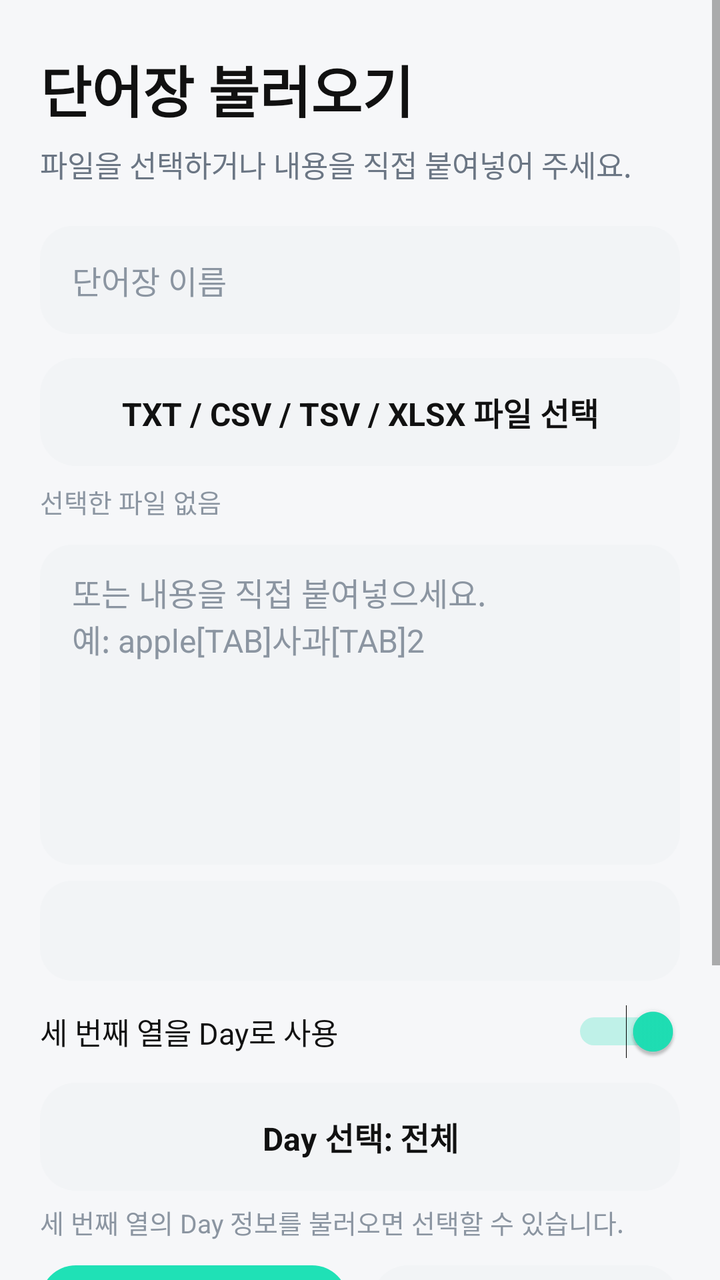
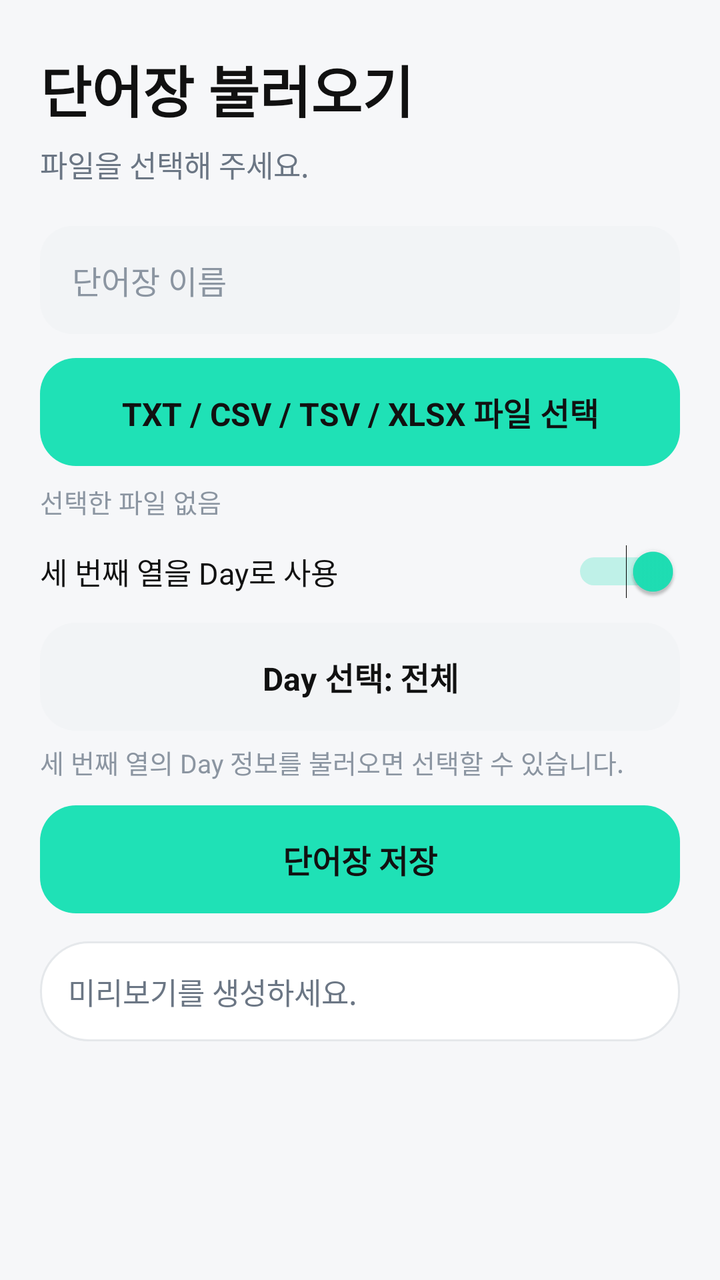

The first picture is an Android layout as it rendered before a commit; the second is the same layout after the commit. The layout source and the unified diff follow.
<!-- AndroidManifest.xml: application theme AppTheme -->
<!-- res/layout/activity_import.xml -->
<?xml version="1.0" encoding="utf-8"?>
<ScrollView xmlns:android="http://schemas.android.com/apk/res/android"
    android:layout_width="match_parent"
    android:layout_height="match_parent"
    android:background="@color/background"
    android:fillViewport="true">

    <LinearLayout
        android:layout_width="match_parent"
        android:layout_height="wrap_content"
        android:orientation="vertical"
        android:paddingStart="20dp"
        android:paddingTop="24dp"
        android:paddingEnd="20dp"
        android:paddingBottom="24dp">

        <TextView
            android:id="@+id/importTitle"
            style="@style/TitleText"
            android:layout_width="wrap_content"
            android:layout_height="wrap_content"
            android:text="@string/ui_c0673beaa4fd" />

        <TextView
            android:id="@+id/importDescription"
            style="@style/BodyText"
            android:layout_width="match_parent"
            android:layout_height="wrap_content"
            android:layout_marginTop="6dp"
            android:text="@string/ui_1a2d58dc2995" />

        <EditText
            android:id="@+id/bookNameInput"
            style="@style/InputField"
            android:layout_width="match_parent"
            android:layout_height="wrap_content"
            android:layout_marginTop="20dp"
            android:hint="@string/ui_0d7b33c6fd8a"
            android:singleLine="true" />

        <Button
            android:id="@+id/chooseFileButton"
            style="@style/SecondaryButton"
            android:layout_width="match_parent"
            android:layout_height="wrap_content"
            android:layout_marginTop="12dp"
            android:text="@string/ui_f78880e03b3a" />

        <TextView
            android:id="@+id/selectedFileText"
            style="@style/CaptionText"
            android:layout_width="match_parent"
            android:layout_height="wrap_content"
            android:layout_marginTop="8dp"
            android:text="@string/ui_17eba712d3e6" />

        <EditText
            android:id="@+id/importTextInput"
            style="@style/InputField"
            android:layout_width="match_parent"
            android:layout_height="160dp"
            android:layout_marginTop="12dp"
            android:gravity="top|start"
            android:hint="@string/ui_ca2d839b99ff"
            android:inputType="textMultiLine"
            android:scrollbars="vertical" />

        <Spinner
            android:id="@+id/delimiterSpinner"
            android:layout_width="match_parent"
            android:layout_height="50dp"
            android:layout_marginTop="8dp"
            android:background="@drawable/bg_input"
            android:paddingStart="12dp"
            android:paddingEnd="12dp" />

        <Switch
            android:id="@+id/useDayColumnSwitch"
            android:layout_width="match_parent"
            android:layout_height="wrap_content"
            android:layout_marginTop="12dp"
            android:checked="true"
            android:text="@string/ui_a1f70d1fecd3"
            android:textColor="@color/text_primary"
            android:textSize="15sp" />

        <Button
            android:id="@+id/dayFilterButton"
            style="@style/SecondaryButton"
            android:layout_width="match_parent"
            android:layout_height="wrap_content"
            android:layout_marginTop="12dp"
            android:enabled="false"
            android:text="@string/ui_65a4ffcb1f65" />

        <TextView
            android:id="@+id/daySelectionText"
            style="@style/CaptionText"
            android:layout_width="match_parent"
            android:layout_height="wrap_content"
            android:layout_marginTop="6dp"
            android:text="@string/ui_9d72c91ea0ad" />

        <LinearLayout
            android:layout_width="match_parent"
            android:layout_height="wrap_content"
            android:layout_marginTop="12dp"
            android:orientation="horizontal">

            <Button
                android:id="@+id/parseButton"
                style="@style/PrimaryButton"
                android:layout_width="0dp"
                android:layout_height="wrap_content"
                android:layout_marginEnd="6dp"
                android:layout_weight="1"
                android:text="@string/ui_2f1c9d7bd87a" />

            <Button
                android:id="@+id/clearImportButton"
                style="@style/SecondaryButton"
                android:layout_width="0dp"
                android:layout_height="wrap_content"
                android:layout_marginStart="6dp"
                android:layout_weight="1"
                android:text="@string/ui_ff75b4ff2463" />
        </LinearLayout>

        <Button
            android:id="@+id/saveImportButton"
            style="@style/PrimaryButton"
            android:layout_width="match_parent"
            android:layout_height="wrap_content"
            android:layout_marginTop="12dp"
            android:text="@string/ui_a8d1cf734a34" />

        <TextView
            android:id="@+id/importSummary"
            style="@style/BodyText"
            android:layout_width="match_parent"
            android:layout_height="wrap_content"
            android:layout_marginTop="14dp"
            android:background="@drawable/bg_card"
            android:padding="14dp"
            android:text="@string/ui_6072a8450289" />

        <LinearLayout
            android:id="@+id/previewContainer"
            android:layout_width="match_parent"
            android:layout_height="wrap_content"
            android:layout_marginTop="8dp"
            android:orientation="vertical" />
    </LinearLayout>
</ScrollView>
<!-- resources referenced by this layout -->
<resources>
  <color name="background">#F6F7F9</color>
  <color name="text_primary">#111111</color>
  <!-- drawable bg_card (drawable) -->
  <?xml version="1.0" encoding="utf-8"?>
  <shape xmlns:android="http://schemas.android.com/apk/res/android" android:shape="rectangle">
      <solid android:color="@color/surface" />
      <corners android:radius="24dp" />
      <stroke android:width="1dp" android:color="@color/border" />
      <padding android:left="20dp" android:top="20dp" android:right="20dp" android:bottom="20dp" />
  </shape>
  <string name="ui_0d7b33c6fd8a">단어장 이름</string>
  <string name="ui_17eba712d3e6">선택한 파일 없음</string>
  <string name="ui_1a2d58dc2995">파일을 선택하거나 내용을 직접 붙여넣어 주세요.</string>
  <string name="ui_2f1c9d7bd87a">미리보기</string>
  <string name="ui_6072a8450289">미리보기를 생성하세요.</string>
  <string name="ui_65a4ffcb1f65">Day 선택: 전체</string>
  <string name="ui_9d72c91ea0ad">세 번째 열의 Day 정보를 불러오면 선택할 수 있습니다.</string>
  <string name="ui_a1f70d1fecd3">세 번째 열을 Day로 사용</string>
  <string name="ui_a8d1cf734a34">단어장 저장</string>
  <string name="ui_c0673beaa4fd">단어장 불러오기</string>
  <string name="ui_ca2d839b99ff">또는 내용을 직접 붙여넣으세요.\n예: apple[TAB]사과[TAB]2</string>
  <string name="ui_f78880e03b3a">TXT / CSV / TSV / XLSX 파일 선택</string>
  <string name="ui_ff75b4ff2463">초기화</string>
  <style name="BodyText">
          <item name="android:textSize">15sp</item>
          <item name="android:textColor">@color/text_secondary</item>
      </style>
  <style name="CaptionText">
          <item name="android:textSize">13sp</item>
          <item name="android:textColor">@color/text_tertiary</item>
      </style>
  <style name="TitleText">
          <item name="android:textSize">28sp</item>
          <item name="android:textStyle">bold</item>
          <item name="android:textColor">@color/text_primary</item>
          <item name="android:fontFamily">sans-serif</item>
      </style>
  <style name="AppTheme" parent="android:style/Theme.Material.Light.NoActionBar">
          <item name="android:fontFamily">sans-serif</item>
          <item name="android:colorAccent">@color/primary</item>
          <item name="android:windowBackground">@color/background</item>
          <item name="android:statusBarColor">@color/surface</item>
          <item name="android:navigationBarColor">@color/surface</item>
          <item name="android:windowLightStatusBar">true</item>
          <item name="android:windowActionModeOverlay">true</item>
      </style>
  <color name="surface">#FFFFFF</color>
  <color name="border">#E5E8EB</color>
  <color name="primary">#1FE1B6</color>
  <color name="surface_alt">#F2F4F6</color>
  <color name="text_secondary">#6B7684</color>
  <color name="text_tertiary">#8B95A1</color>
  <!-- drawable bg_button_primary (drawable) -->
  <?xml version="1.0" encoding="utf-8"?>
  <ripple xmlns:android="http://schemas.android.com/apk/res/android" android:color="#22111111">
      <item>
          <shape android:shape="rectangle">
              <solid android:color="@color/primary" />
              <corners android:radius="18dp" />
              <padding android:left="18dp" android:top="14dp" android:right="18dp" android:bottom="14dp" />
          </shape>
      </item>
  </ripple>
  <!-- drawable bg_button_secondary (drawable) -->
  <?xml version="1.0" encoding="utf-8"?>
  <ripple xmlns:android="http://schemas.android.com/apk/res/android" android:color="#16111111">
      <item>
          <shape android:shape="rectangle">
              <solid android:color="@color/surface_alt" />
              <corners android:radius="18dp" />
              <padding android:left="18dp" android:top="14dp" android:right="18dp" android:bottom="14dp" />
          </shape>
      </item>
  </ripple>
  <!-- unchanged entries left out for length: 4 -->
</resources>

<!-- the commit's change to res/layout/activity_import.xml (unified diff, before → after) -->
@@ -1,154 +1,16 @@
-<?xml version="1.0" encoding="utf-8"?>
-<ScrollView xmlns:android="http://schemas.android.com/apk/res/android"
-    android:layout_width="match_parent"
-    android:layout_height="match_parent"
-    android:background="@color/background"
-    android:fillViewport="true">
-
-    <LinearLayout
-        android:layout_width="match_parent"
-        android:layout_height="wrap_content"
-        android:orientation="vertical"
-        android:paddingStart="20dp"
-        android:paddingTop="24dp"
-        android:paddingEnd="20dp"
-        android:paddingBottom="24dp">
-
-        <TextView
-            android:id="@+id/importTitle"
-            style="@style/TitleText"
-            android:layout_width="wrap_content"
-            android:layout_height="wrap_content"
-            android:text="@string/ui_c0673beaa4fd" />
-
-        <TextView
-            android:id="@+id/importDescription"
-            style="@style/BodyText"
-            android:layout_width="match_parent"
-            android:layout_height="wrap_content"
-            android:layout_marginTop="6dp"
-            android:text="@string/ui_1a2d58dc2995" />
-
-        <EditText
-            android:id="@+id/bookNameInput"
-            style="@style/InputField"
-            android:layout_width="match_parent"
-            android:layout_height="wrap_content"
-            android:layout_marginTop="20dp"
-            android:hint="@string/ui_0d7b33c6fd8a"
-            android:singleLine="true" />
-
-        <Button
-            android:id="@+id/chooseFileButton"
-            style="@style/SecondaryButton"
-            android:layout_width="match_parent"
-            android:layout_height="wrap_content"
-            android:layout_marginTop="12dp"
-            android:text="@string/ui_f78880e03b3a" />
-
-        <TextView
-            android:id="@+id/selectedFileText"
-            style="@style/CaptionText"
-            android:layout_width="match_parent"
-            android:layout_height="wrap_content"
-            android:layout_marginTop="8dp"
-            android:text="@string/ui_17eba712d3e6" />
-
-        <EditText
-            android:id="@+id/importTextInput"
-            style="@style/InputField"
-            android:layout_width="match_parent"
-            android:layout_height="160dp"
-            android:layout_marginTop="12dp"
-            android:gravity="top|start"
-            android:hint="@string/ui_ca2d839b99ff"
-            android:inputType="textMultiLine"
-            android:scrollbars="vertical" />
-
-        <Spinner
-            android:id="@+id/delimiterSpinner"
-            android:layout_width="match_parent"
-            android:layout_height="50dp"
-            android:layout_marginTop="8dp"
-            android:background="@drawable/bg_input"
-            android:paddingStart="12dp"
-            android:paddingEnd="12dp" />
-
-        <Switch
-            android:id="@+id/useDayColumnSwitch"
-            android:layout_width="match_parent"
-            android:layout_height="wrap_content"
-            android:layout_marginTop="12dp"
-            android:checked="true"
-            android:text="@string/ui_a1f70d1fecd3"
-            android:textColor="@color/text_primary"
-            android:textSize="15sp" />
-
-        <Button
-            android:id="@+id/dayFilterButton"
-            style="@style/SecondaryButton"
-            android:layout_width="match_parent"
-            android:layout_height="wrap_content"
-            android:layout_marginTop="12dp"
-            android:enabled="false"
-            android:text="@string/ui_65a4ffcb1f65" />
-
-        <TextView
-            android:id="@+id/daySelectionText"
-            style="@style/CaptionText"
-            android:layout_width="match_parent"
-            android:layout_height="wrap_content"
-            android:layout_marginTop="6dp"
-            android:text="@string/ui_9d72c91ea0ad" />
-
-        <LinearLayout
-            android:layout_width="match_parent"
-            android:layout_height="wrap_content"
-            android:layout_marginTop="12dp"
-            android:orientation="horizontal">
-
-            <Button
-                android:id="@+id/parseButton"
-                style="@style/PrimaryButton"
-                android:layout_width="0dp"
-                android:layout_height="wrap_content"
-                android:layout_marginEnd="6dp"
-                android:layout_weight="1"
-                android:text="@string/ui_2f1c9d7bd87a" />
-
-            <Button
-                android:id="@+id/clearImportButton"
-                style="@style/SecondaryButton"
-                android:layout_width="0dp"
-                android:layout_height="wrap_content"
-                android:layout_marginStart="6dp"
-                android:layout_weight="1"
-                android:text="@string/ui_ff75b4ff2463" />
-        </LinearLayout>
-
-        <Button
-            android:id="@+id/saveImportButton"
-            style="@style/PrimaryButton"
-            android:layout_width="match_parent"
-            android:layout_height="wrap_content"
-            android:layout_marginTop="12dp"
-            android:text="@string/ui_a8d1cf734a34" />
-
-        <TextView
-            android:id="@+id/importSummary"
-            style="@style/BodyText"
-            android:layout_width="match_parent"
-            android:layout_height="wrap_content"
-            android:layout_marginTop="14dp"
-            android:background="@drawable/bg_card"
-            android:padding="14dp"
-            android:text="@string/ui_6072a8450289" />
-
-        <LinearLayout
-            android:id="@+id/previewContainer"
-            android:layout_width="match_parent"
-            android:layout_height="wrap_content"
-            android:layout_marginTop="8dp"
-            android:orientation="vertical" />
+<?xml version='1.0' encoding='utf-8'?>
+<ScrollView xmlns:ns0="http://schemas.android.com/apk/res/android" ns0:layout_width="match_parent" ns0:layout_height="match_parent" ns0:background="@color/background" ns0:fillViewport="true">
+    <LinearLayout ns0:layout_width="match_parent" ns0:layout_height="wrap_content" ns0:orientation="vertical" ns0:paddingStart="20dp" ns0:paddingTop="24dp" ns0:paddingEnd="20dp" ns0:paddingBottom="24dp">
+        <TextView ns0:id="@+id/importTitle" style="@style/TitleText" ns0:layout_width="wrap_content" ns0:layout_height="wrap_content" ns0:text="@string/ui_c0673beaa4fd" />
+        <TextView ns0:id="@+id/importDescription" style="@style/BodyText" ns0:layout_width="match_parent" ns0:layout_height="wrap_content" ns0:layout_marginTop="6dp" ns0:text="@string/ui_1a2d58dc2995" />
+        <EditText ns0:id="@+id/bookNameInput" style="@style/InputField" ns0:layout_width="match_parent" ns0:layout_height="wrap_content" ns0:layout_marginTop="20dp" ns0:hint="@string/ui_0d7b33c6fd8a" ns0:singleLine="true" />
+        <Button ns0:id="@+id/chooseFileButton" style="@style/PrimaryButton" ns0:layout_width="match_parent" ns0:layout_height="wrap_content" ns0:layout_marginTop="12dp" ns0:text="@string/ui_f78880e03b3a" />
+        <TextView ns0:id="@+id/selectedFileText" style="@style/CaptionText" ns0:layout_width="match_parent" ns0:layout_height="wrap_content" ns0:layout_marginTop="8dp" ns0:text="@string/ui_17eba712d3e6" />
+        <Switch ns0:id="@+id/useDayColumnSwitch" ns0:layout_width="match_parent" ns0:layout_height="wrap_content" ns0:layout_marginTop="12dp" ns0:checked="true" ns0:text="@string/ui_a1f70d1fecd3" ns0:textColor="@color/text_primary" ns0:textSize="15sp" />
+        <Button ns0:id="@+id/dayFilterButton" style="@style/SecondaryButton" ns0:layout_width="match_parent" ns0:layout_height="wrap_content" ns0:layout_marginTop="12dp" ns0:enabled="false" ns0:text="@string/ui_65a4ffcb1f65" />
+        <TextView ns0:id="@+id/daySelectionText" style="@style/CaptionText" ns0:layout_width="match_parent" ns0:layout_height="wrap_content" ns0:layout_marginTop="6dp" ns0:text="@string/ui_9d72c91ea0ad" />
+        <Button ns0:id="@+id/saveImportButton" style="@style/PrimaryButton" ns0:layout_width="match_parent" ns0:layout_height="wrap_content" ns0:layout_marginTop="12dp" ns0:text="@string/ui_a8d1cf734a34" />
+        <TextView ns0:id="@+id/importSummary" style="@style/BodyText" ns0:layout_width="match_parent" ns0:layout_height="wrap_content" ns0:layout_marginTop="14dp" ns0:background="@drawable/bg_card" ns0:padding="14dp" ns0:text="@string/ui_6072a8450289" />
+        <LinearLayout ns0:id="@+id/previewContainer" ns0:layout_width="match_parent" ns0:layout_height="wrap_content" ns0:layout_marginTop="8dp" ns0:orientation="vertical" />
     </LinearLayout>
 </ScrollView>
<!-- resource entries referenced after the edit -->
@@ -12,17 +12,14 @@
   </shape>
   <string name="ui_0d7b33c6fd8a">단어장 이름</string>
   <string name="ui_17eba712d3e6">선택한 파일 없음</string>
-  <string name="ui_1a2d58dc2995">파일을 선택하거나 내용을 직접 붙여넣어 주세요.</string>
-  <string name="ui_2f1c9d7bd87a">미리보기</string>
+  <string name="ui_1a2d58dc2995">파일을 선택해 주세요.</string>
   <string name="ui_6072a8450289">미리보기를 생성하세요.</string>
   <string name="ui_65a4ffcb1f65">Day 선택: 전체</string>
   <string name="ui_9d72c91ea0ad">세 번째 열의 Day 정보를 불러오면 선택할 수 있습니다.</string>
   <string name="ui_a1f70d1fecd3">세 번째 열을 Day로 사용</string>
   <string name="ui_a8d1cf734a34">단어장 저장</string>
   <string name="ui_c0673beaa4fd">단어장 불러오기</string>
-  <string name="ui_ca2d839b99ff">또는 내용을 직접 붙여넣으세요.\n예: apple[TAB]사과[TAB]2</string>
   <string name="ui_f78880e03b3a">TXT / CSV / TSV / XLSX 파일 선택</string>
-  <string name="ui_ff75b4ff2463">초기화</string>
   <style name="BodyText">
           <item name="android:textSize">15sp</item>
           <item name="android:textColor">@color/text_secondary</item>
